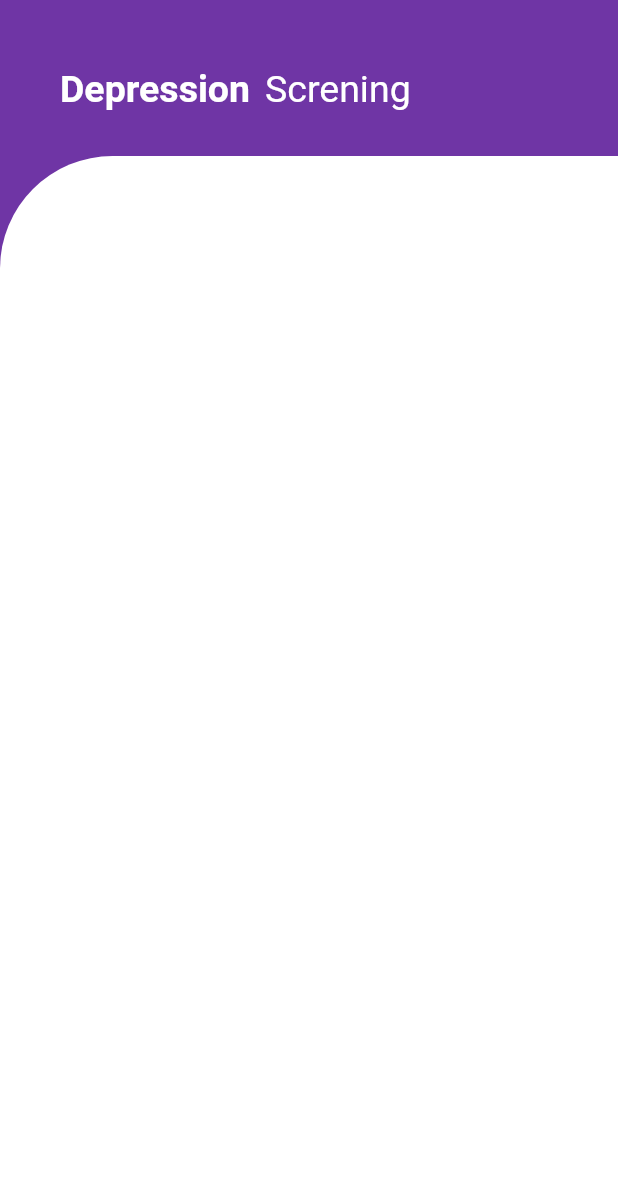
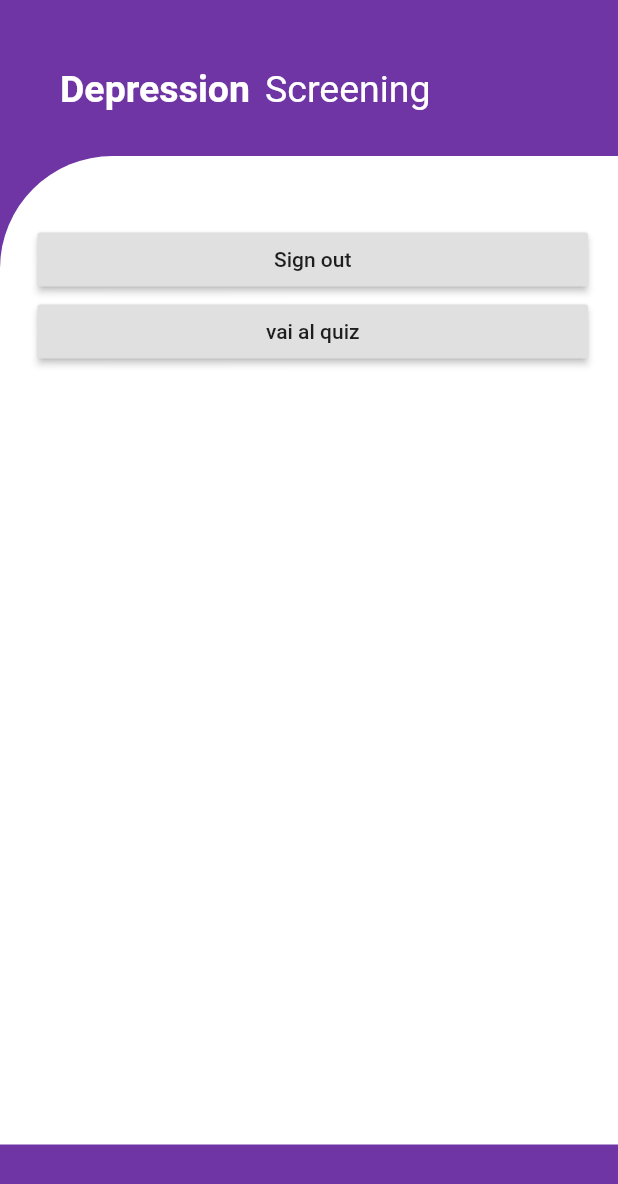
Before and after one commit to Team-Informatica-Economia/depression_screening_app, a Flutter app: the HomePage screen opened directly, on a phone screen of 412 x 824 dp. Shown: the top 1184 px of the screen. Run offline on Flutter 3.47's test engine with Material 2 defaults, Android fonts, the light colour scheme and no system bars; our stand-ins replace firebase_auth, firebase_core, flutter_svg; accounts and stored records are empty; Roboto replaces fonts that are missing (Montserrat).

Commit message:
home page

```diff
--- a/lib/home.dart
+++ b/lib/home.dart
@@ -33,7 +33,7 @@ class _HomePageState extends State<HomePage> {
                         fontWeight: FontWeight.bold,
                         fontSize: 25.0)),
                 SizedBox(width: 10.0),
-                Text('Screning',
+                Text('Screening',
                     style: TextStyle(
                         fontFamily: 'Montserrat',
                         color: Colors.white,
@@ -46,23 +46,35 @@ class _HomePageState extends State<HomePage> {
             height: MediaQuery
                 .of(context)
                 .size
-                .height-45,
+                .height-165,
             decoration: BoxDecoration(
               color: Colors.white,
               borderRadius: BorderRadius.only(topLeft: Radius.circular(75.0)),
             ),
             child: ListView(
-              primary: false,
               padding: EdgeInsets.only(left: 25.0, right: 20.0),
               children: <Widget>[
                 Padding(
                     padding: EdgeInsets.only(top: 45.0),
-                    child: Container(
-                      height: MediaQuery
-                          .of(context)
-                          .size
-                          .height - 300.0,
-                    )),
+                ),
+                RaisedButton(
+                  onPressed: () {
+                    context.read<AuthenticationService>().signOut();
+                  },
+                  child: Text("Sign out"),
+                ),
+                RaisedButton(
+                  onPressed: () {Navigator.push(
+                    context,
+                    MaterialPageRoute(
+                      builder: (context){
+                        return getjson();
+                      },
+                    ),
+                  );
+                  },
+                  child: Text("vai al quiz"),
+                )
               ],
             ),
           )
```
